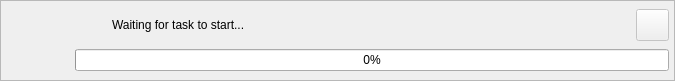
Old version of the form libs/libgui/ui/widgets/taskprogresswidget.ui in the repository nullptrlabs/pgmodeler.
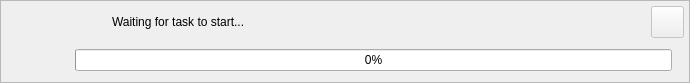
New version of the form. Icons and pictures are not drawn.

Commit message:
Make TaskProgressWidget draggable via a handle label
TaskProgressWidget is frameless (Qt::FramelessWindowHint), so it had no way
to be repositioned on screen. Adds handle_lbl, styled with the same drag
handle image already used by ObjectRenameWidget/LayersWidget in every theme,
and wires it up the same way: installed as an event filter on itself, moving
the dialog via GuiUtilsNs::moveFloatingWidget() on QEvent::MouseMove.

The edit to the form file:
```diff
--- a/libs/libgui/ui/widgets/taskprogresswidget.ui
+++ b/libs/libgui/ui/widgets/taskprogresswidget.ui
@@ -9,8 +9,8 @@
    <rect>
     <x>0</x>
     <y>0</y>
-    <width>675</width>
-    <height>81</height>
+    <width>690</width>
+    <height>83</height>
    </rect>
   </property>
   <property name="sizePolicy">
@@ -126,22 +126,6 @@
         <property name="spacing">
          <number>5</number>
         </property>
-        <item row="1" column="0" colspan="3">
-         <widget class="QProgressBar" name="progress_pb">
-          <property name="value">
-           <number>0</number>
-          </property>
-          <property name="alignment">
-           <set>Qt::AlignmentFlag::AlignCenter</set>
-          </property>
-          <property name="invertedAppearance">
-           <bool>false</bool>
-          </property>
-          <property name="format">
-           <string notr="true">%p%</string>
-          </property>
-         </widget>
-        </item>
         <item row="0" column="1">
          <widget class="QLabel" name="text_lbl">
           <property name="sizePolicy">
@@ -194,6 +178,51 @@
           </property>
          </widget>
         </item>
+        <item row="1" column="0" colspan="3">
+         <layout class="QHBoxLayout" name="horizontalLayout_2">
+          <property name="spacing">
+           <number>5</number>
+          </property>
+          <property name="bottomMargin">
+           <number>0</number>
+          </property>
+          <item>
+           <widget class="QProgressBar" name="progress_pb">
+            <property name="value">
+             <number>0</number>
+            </property>
+            <property name="alignment">
+             <set>Qt::AlignmentFlag::AlignCenter</set>
+            </property>
+            <property name="invertedAppearance">
+             <bool>false</bool>
+            </property>
+            <property name="format">
+             <string notr="true">%p%</string>
+            </property>
+           </widget>
+          </item>
+          <item>
+           <widget class="QLabel" name="handle_lbl">
+            <property name="maximumSize">
+             <size>
+              <width>7</width>
+              <height>16777215</height>
+             </size>
+            </property>
+            <property name="cursor">
+             <cursorShape>SizeAllCursor</cursorShape>
+            </property>
+            <property name="text">
+             <string/>
+            </property>
+            <property name="scaledContents">
+             <bool>true</bool>
+            </property>
+           </widget>
+          </item>
+         </layout>
+        </item>
         <item row="0" column="2">
          <widget class="QToolButton" name="cancel_btn">
           <property name="enabled">
```
The commit also changes 8 other files.
